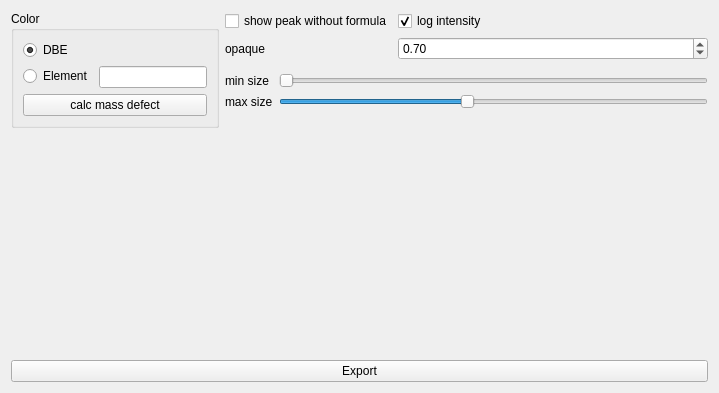
This is Orbitool/UI/MassDefect.ui in l460289052/Orbitool as Qt 5 draws it before an edit. The edited form follows.
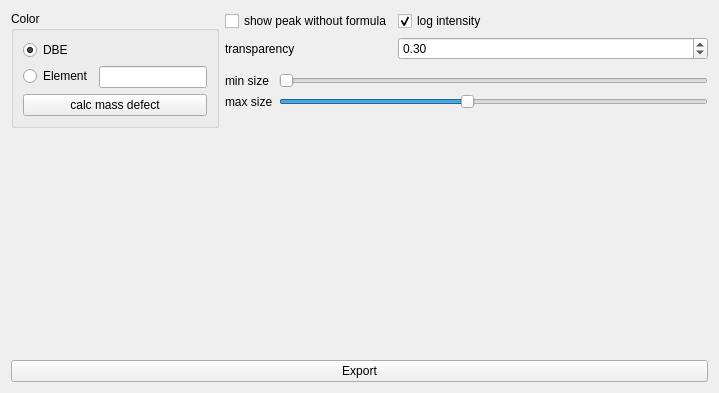
This is the edited form.

```diff
--- a/Orbitool/UI/MassDefect.ui
+++ b/Orbitool/UI/MassDefect.ui
@@ -117,7 +117,7 @@
          <item row="1" column="0">
           <widget class="QLabel" name="label">
            <property name="text">
-            <string>opaque</string>
+            <string>transparency</string>
            </property>
           </widget>
          </item>
@@ -130,7 +130,7 @@
             <double>0.100000000000000</double>
            </property>
            <property name="value">
-            <double>0.700000000000000</double>
+            <double>0.300000000000000</double>
            </property>
           </widget>
          </item>
```
Left out of the diff: 2 changed lines with no effect on the pictures.
